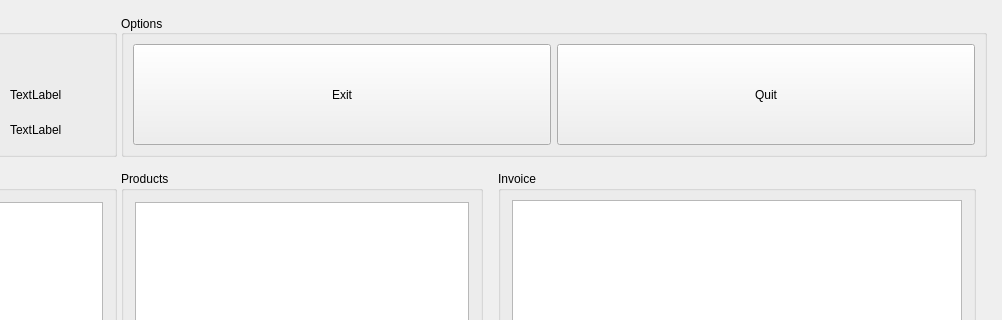
eguzki/penyamanager, file penyamanager/mainwindow.ui: the form before one commit; both pictures show x 198 to 1200 and y 0 to 320 of the 1200 by 900 pixel window.
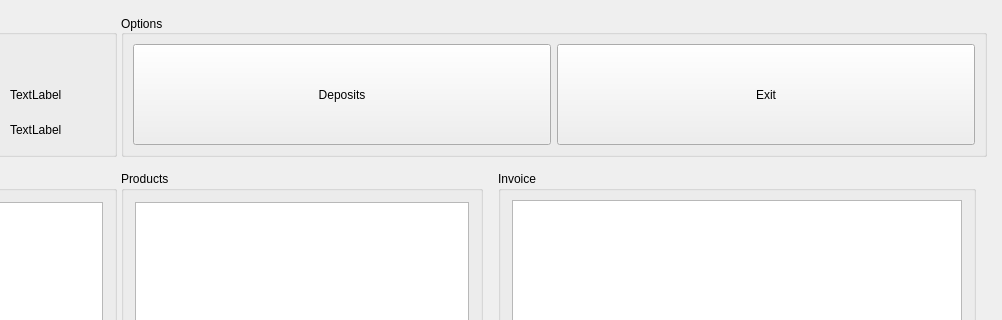
The form after the commit.

Commit message: deposits window visuals

Diff of the .ui file:
```diff
--- a/penyamanager/mainwindow.ui
+++ b/penyamanager/mainwindow.ui
@@ -230,6 +230,31 @@
          <property name="bottomMargin">
           <number>9</number>
          </property>
+         <item>
+          <widget class="QPushButton" name="depositsButton">
+           <property name="sizePolicy">
+            <sizepolicy hsizetype="Minimum" vsizetype="Expanding">
+             <horstretch>0</horstretch>
+             <verstretch>0</verstretch>
+            </sizepolicy>
+           </property>
+           <property name="minimumSize">
+            <size>
+             <width>0</width>
+             <height>0</height>
+            </size>
+           </property>
+           <property name="maximumSize">
+            <size>
+             <width>16777215</width>
+             <height>16777215</height>
+            </size>
+           </property>
+           <property name="text">
+            <string>Deposits</string>
+           </property>
+          </widget>
+         </item>
          <item>
           <widget class="QPushButton" name="exitButton">
            <property name="sizePolicy">
@@ -258,31 +283,6 @@
            </property>
           </widget>
          </item>
-         <item>
-          <widget class="QPushButton" name="quitButton">
-           <property name="sizePolicy">
-            <sizepolicy hsizetype="Minimum" vsizetype="Expanding">
-             <horstretch>0</horstretch>
-             <verstretch>0</verstretch>
-            </sizepolicy>
-           </property>
-           <property name="minimumSize">
-            <size>
-             <width>0</width>
-             <height>0</height>
-            </size>
-           </property>
-           <property name="maximumSize">
-            <size>
-             <width>16777215</width>
-             <height>16777215</height>
-            </size>
-           </property>
-           <property name="text">
-            <string>Quit</string>
-           </property>
-          </widget>
-         </item>
         </layout>
        </widget>
       </item>
```
The commit also changes 10 other files.
